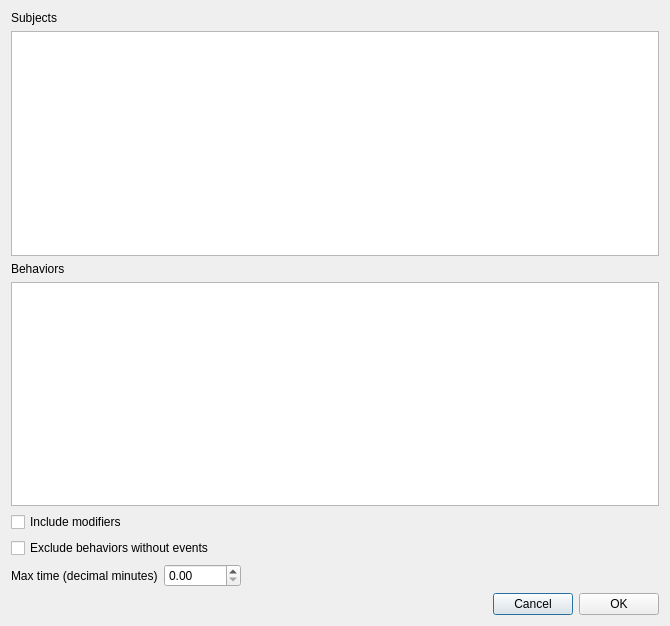
Old version of the form param_panel.ui in the repository olivierfriard/BORIS.
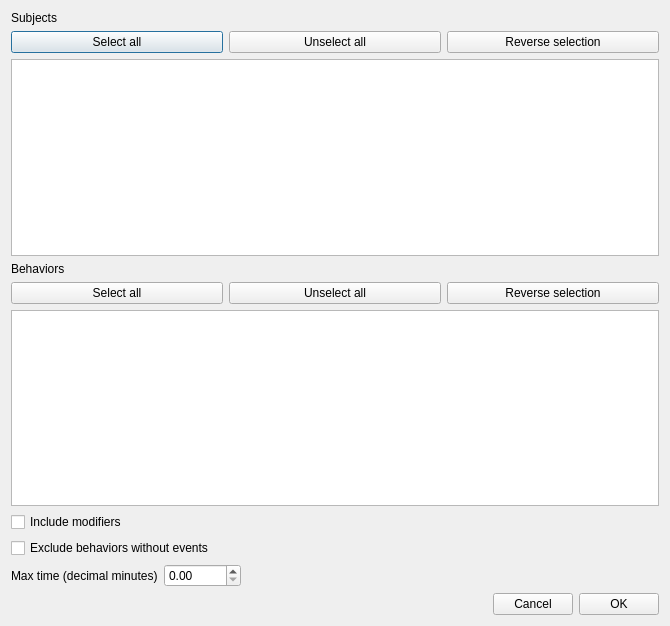
New version of the form.

Diff of the .ui file:
```diff
--- a/param_panel.ui
+++ b/param_panel.ui
@@ -23,6 +23,31 @@
        </property>
       </widget>
      </item>
+     <item>
+      <layout class="QHBoxLayout" name="horizontalLayout_3">
+       <item>
+        <widget class="QPushButton" name="pbSelectAllSubjects">
+         <property name="text">
+          <string>Select all</string>
+         </property>
+        </widget>
+       </item>
+       <item>
+        <widget class="QPushButton" name="pbUnselectAllSubjects">
+         <property name="text">
+          <string>Unselect all</string>
+         </property>
+        </widget>
+       </item>
+       <item>
+        <widget class="QPushButton" name="pbReverseSubjectsSelection">
+         <property name="text">
+          <string>Reverse selection</string>
+         </property>
+        </widget>
+       </item>
+      </layout>
+     </item>
      <item>
       <widget class="QListWidget" name="lwSubjects"/>
      </item>
@@ -33,6 +58,31 @@
        </property>
       </widget>
      </item>
+     <item>
+      <layout class="QHBoxLayout" name="horizontalLayout_4">
+       <item>
+        <widget class="QPushButton" name="pbSelectAllBehaviors">
+         <property name="text">
+          <string>Select all</string>
+         </property>
+        </widget>
+       </item>
+       <item>
+        <widget class="QPushButton" name="pbUnselectAllBehaviors">
+         <property name="text">
+          <string>Unselect all</string>
+         </property>
+        </widget>
+       </item>
+       <item>
+        <widget class="QPushButton" name="pbReverseBehaviorsSelection">
+         <property name="text">
+          <string>Reverse selection</string>
+         </property>
+        </widget>
+       </item>
+      </layout>
+     </item>
      <item>
       <widget class="QListWidget" name="lwBehaviors"/>
      </item>
```
